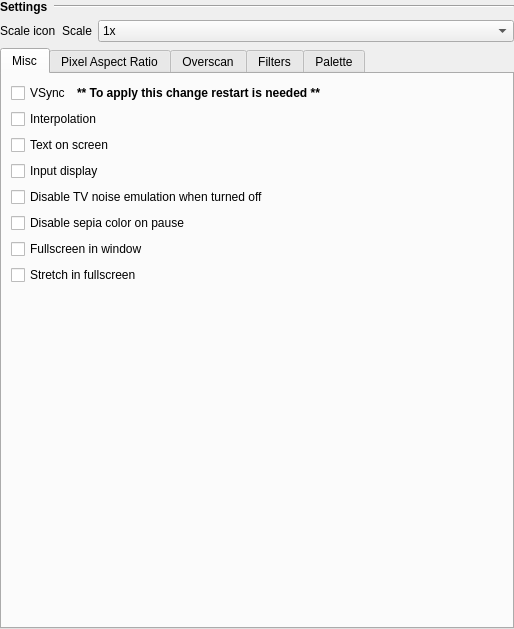
The window that src/gui/designer/wdgSettingsVideo.ui (punesemu/puNES) describes before a commit, drawn with Qt 5.
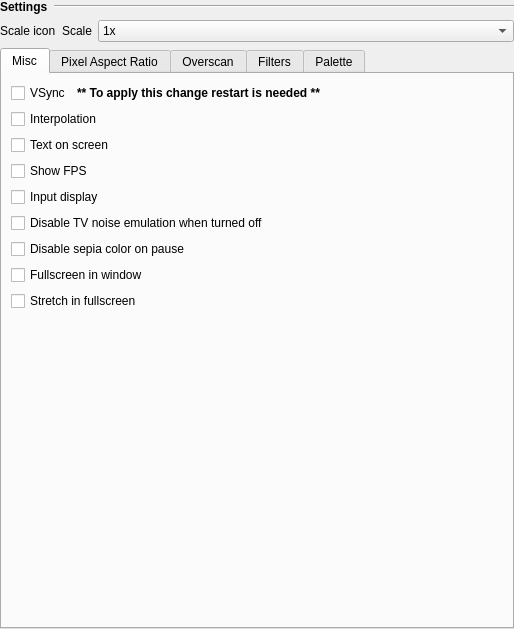
The same window after the commit. The open tabs and pages were chosen to show the change. Icons and pictures are not drawn. Custom widgets are drawn as their Qt base class.

Commit message: Added in Video Settings an option to show FPS.

Diff of the .ui file:
```diff
--- a/src/gui/designer/wdgSettingsVideo.ui
+++ b/src/gui/designer/wdgSettingsVideo.ui
@@ -170,6 +170,13 @@
            </property>
           </widget>
          </item>
+         <item>
+          <widget class="QCheckBox" name="checkBox_Show_FPS">
+           <property name="text">
+            <string notr="true">Show FPS</string>
+           </property>
+          </widget>
+         </item>
          <item>
           <widget class="QCheckBox" name="checkBox_Input_display">
            <property name="text">
```
Left out of the diff: 2 changed lines with no effect on the pictures. The commit also changes 7 other files.
